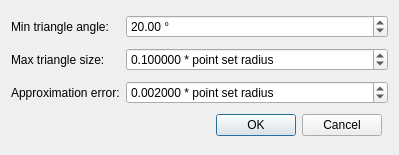
The window that Surface_reconstruction_points_3/demo/Surface_reconstruction_points_3/PS_demo_poisson_plugin.ui (CGAL/cgal) describes before a commit, drawn with Qt 5.
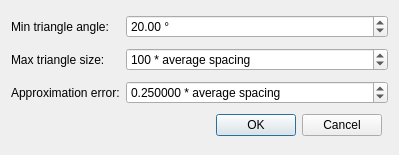
The same window after the commit.

Diff of the .ui file:
```diff
--- a/Surface_reconstruction_points_3/demo/Surface_reconstruction_points_3/PS_demo_poisson_plugin.ui
+++ b/Surface_reconstruction_points_3/demo/Surface_reconstruction_points_3/PS_demo_poisson_plugin.ui
@@ -46,22 +46,22 @@
    <item row="1" column="1" colspan="2" >
     <widget class="QDoubleSpinBox" name="m_inputRadius" >
      <property name="suffix" >
-      <string> * point set radius</string>
+      <string> * average spacing</string>
      </property>
      <property name="decimals" >
-      <number>6</number>
+      <number>0</number>
      </property>
      <property name="minimum" >
-      <double>0.010000000000000</double>
+      <double>1.000000000000000</double>
      </property>
      <property name="maximum" >
-      <double>1.000000000000000</double>
+      <double>1000.000000000000000</double>
      </property>
      <property name="singleStep" >
       <double>0.010000000000000</double>
      </property>
      <property name="value" >
-      <double>0.100000000000000</double>
+      <double>100.000000000000000</double>
      </property>
     </widget>
    </item>
@@ -75,22 +75,22 @@
    <item row="2" column="1" colspan="2" >
     <widget class="QDoubleSpinBox" name="m_inputDistance" >
      <property name="suffix" >
-      <string> * point set radius</string>
+      <string> * average spacing</string>
      </property>
      <property name="decimals" >
       <number>6</number>
      </property>
      <property name="minimum" >
-      <double>0.001000000000000</double>
+      <double>0.010000000000000</double>
      </property>
      <property name="maximum" >
-      <double>1.000000000000000</double>
+      <double>100.000000000000000</double>
      </property>
      <property name="singleStep" >
       <double>0.001000000000000</double>
      </property>
      <property name="value" >
-      <double>0.002000000000000</double>
+      <double>0.250000000000000</double>
      </property>
     </widget>
    </item>
```
Left out of the diff: 6 changed lines with no effect on the pictures.
